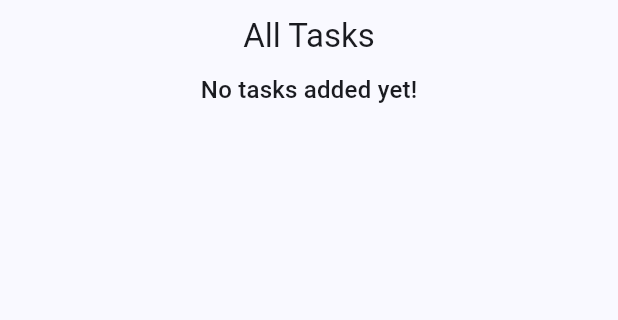
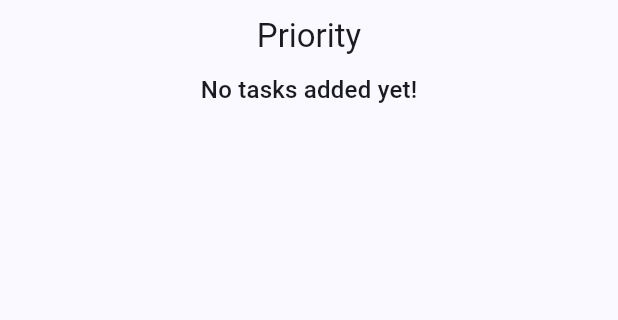
Before and after one commit to juliannatruitt/ASE456--time-management, a Flutter app: the screen it shows after launch, after a tap on "PRIORITY", on a phone screen of 412 x 824 dp, the part 84-404 px from its top. Run offline on Flutter 3.47's test engine with Material 3 defaults, Android fonts, the light colour scheme and no system bars; our stand-ins replace cloud_firestore, firebase_core; missing offline and left inert: date_picker_plus; accounts and stored records are empty.

Commit message:
some updates

```diff
--- a/lib/main.dart
+++ b/lib/main.dart
@@ -40,6 +40,7 @@ class _MyHomePageState extends State<MyHomePage>{
   DateTime? _selectedDateStart;
   DateTime? _selectedDateEnd;
   bool _prioritySelected = false;
+  String heading="All Tasks";
 
   @override
   void initState(){
@@ -74,14 +75,10 @@ class _MyHomePageState extends State<MyHomePage>{
                     return SingleChildScrollView(
                         child: Column(children:[
                           Padding(padding: EdgeInsets.all(10),
-                            child: (_selectedDateStart == null && _selectedDateEnd == null) ?
-                            Text(
-                              'All Tasks',
+                            child: Text(
+                              heading,
                               style: Theme.of(context).textTheme.titleLarge,
-                            ) : Text(
-                              'Tasks from ${_convertDateToFormattedString(_selectedDateStart!)} to ${_convertDateToFormattedString(_selectedDateEnd!)}',
-                              style: Theme.of(context).textTheme.titleLarge,
-                            )
+                            ),
                           ),
                           SizedBox(
                             height: 450,
@@ -144,12 +141,14 @@ class _MyHomePageState extends State<MyHomePage>{
       setState(() {
         allRecords = priority();
         _prioritySelected = !_prioritySelected;
+        heading="Priority";
       });
     }
     else{
       setState(() {
         allRecords = getCollection();
         _prioritySelected = !_prioritySelected;
+        heading="All Tasks";
       });
     }
   }
@@ -229,6 +228,8 @@ class _MyHomePageState extends State<MyHomePage>{
                       Navigator.of(context).pop();
                       setState(() {
                         allRecords = reportDates(_selectedDateStart!, _selectedDateEnd!);
+                        heading='Tasks from ${_convertDateToFormattedString(_selectedDateStart!)} to ${_convertDateToFormattedString(_selectedDateEnd!)}';
+                        if (_prioritySelected){_prioritySelected=!_prioritySelected;}
                       });
                     } else {
                       Navigator.of(context).pop();
```
